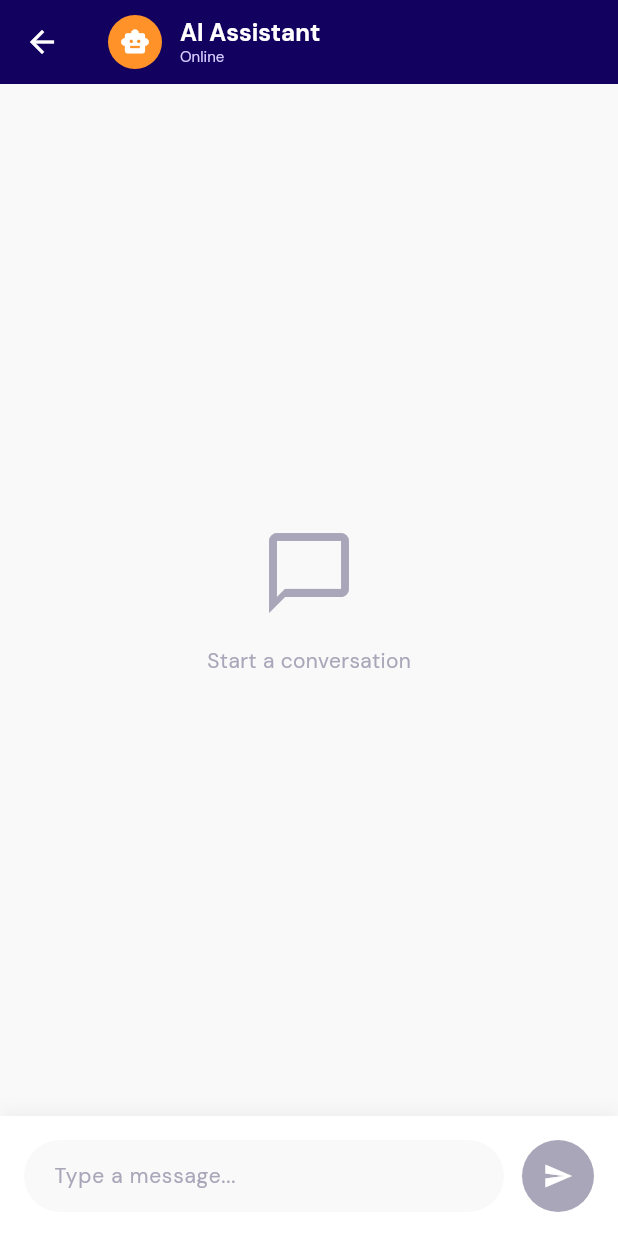
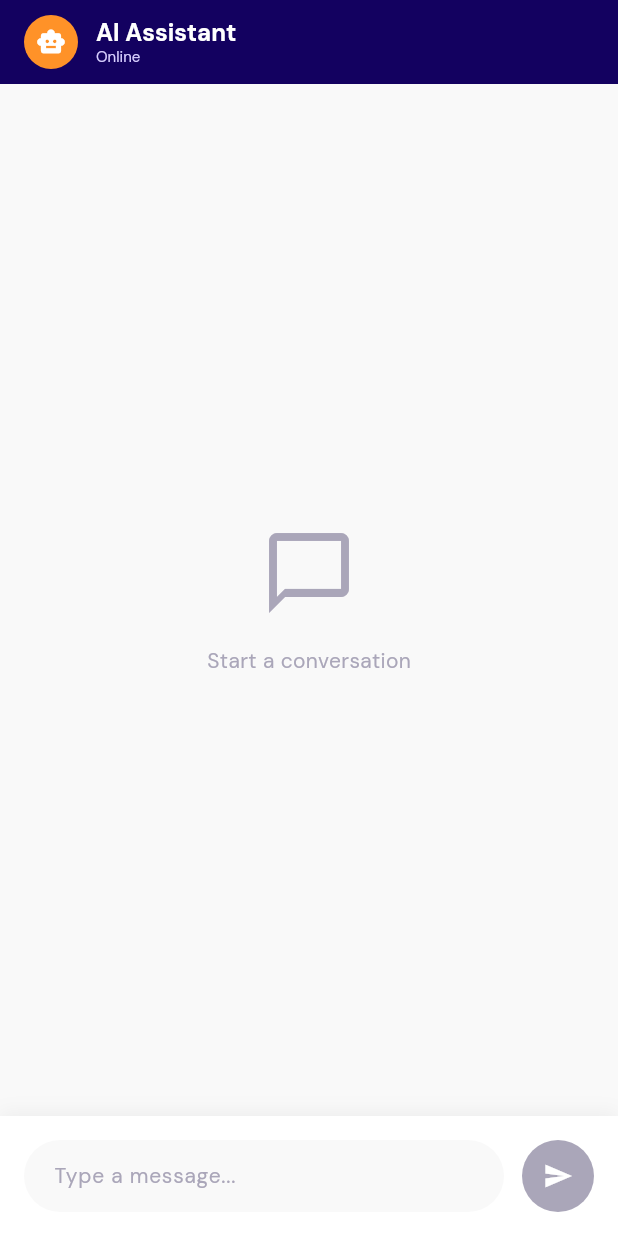
Before and after one commit to CulesBao/find-job-mobile, a Flutter app: the ChatWithAiPage screen opened directly, on a phone screen of 412 x 824 dp. Run offline on Flutter 3.47's test engine with Material 3 defaults, Android fonts, the phone set to English and light mode, and no system bars; our stand-ins replace device_info_plus, dio, font_awesome_flutter, freezed_annotation, get_it, go_router and 6 more; accounts and stored records are empty; generated files the repository leaves out were written again.

Commit message:
feat: chat with ai

```diff
--- a/lib/modules/chat/pages/chat_with_ai_page.dart
+++ b/lib/modules/chat/pages/chat_with_ai_page.dart
@@ -10,12 +10,16 @@ class ChatWithAiPage extends StatefulWidget {
   State<ChatWithAiPage> createState() => _ChatWithAiPageState();
 }
 
-class _ChatWithAiPageState extends State<ChatWithAiPage> {
+class _ChatWithAiPageState extends State<ChatWithAiPage>
+    with AutomaticKeepAliveClientMixin {
   final TextEditingController _messageController = TextEditingController();
   final ScrollController _scrollController = ScrollController();
   final List<ChatMessage> _messages = [];
   final ChatService _chatService = ChatService();
   bool _isLoading = false;
+
+  @override
+  bool get wantKeepAlive => true;
 
   @override
   void dispose() {
@@ -54,10 +58,8 @@ class _ChatWithAiPageState extends State<ChatWithAiPage> {
     _scrollToBottom();
 
     try {
-      // Call API
       final response = await _chatService.sendMessage(message);
 
-      // Add AI response
       if (mounted) {
         setState(() {
           _messages.add(ChatMessage(
@@ -87,15 +89,13 @@ class _ChatWithAiPageState extends State<ChatWithAiPage> {
 
   @override
   Widget build(BuildContext context) {
+    super.build(context); // Required for AutomaticKeepAliveClientMixin
     return Scaffold(
       backgroundColor: AppColors.background,
       appBar: AppBar(
         backgroundColor: AppColors.primary,
         elevation: 0,
-        leading: IconButton(
-          icon: const Icon(Icons.arrow_back, color: Colors.white),
-          onPressed: () => Navigator.of(context).pop(),
-        ),
+        automaticallyImplyLeading: false,
         title: Row(
           children: [
             Container(
```
Also changed, not shown: lib/modules/main/screens/main_screen.dart (+6 -2 lines).
